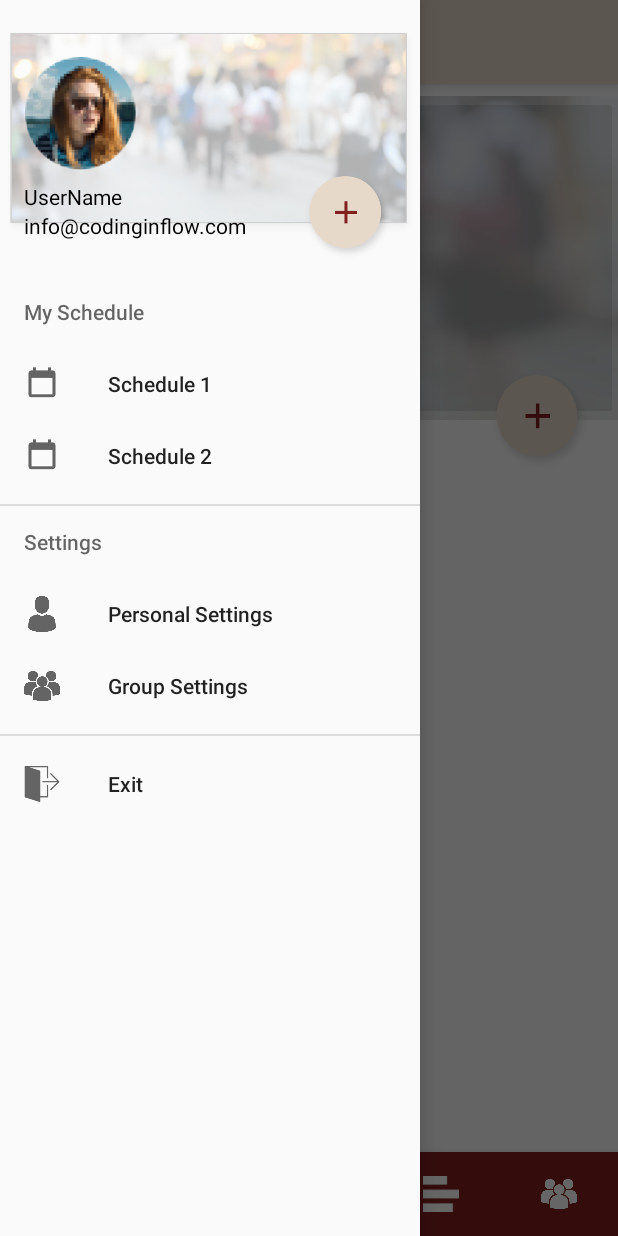
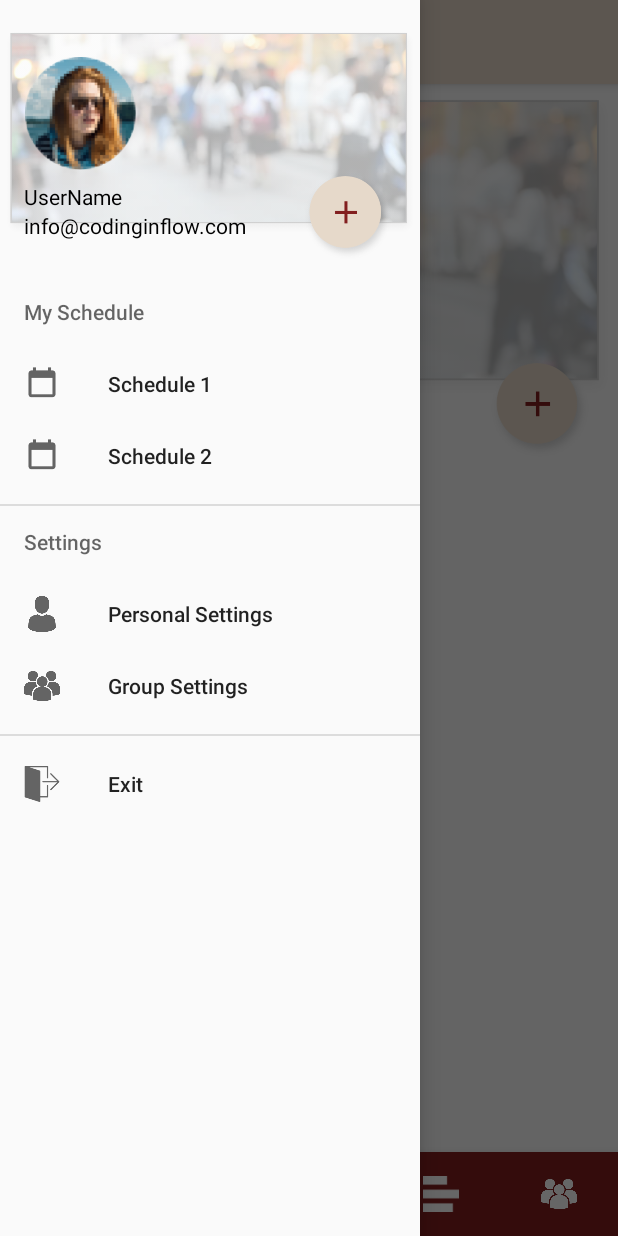
Before and after one commit to jtr860830/LifePrint-AndroidApp, an Android app: the fragment members placed in its activity, with the side drawer open, on a phone screen of 412 x 824 dp. Run offline under Robolectric (Android 15) with nearby library versions, the phone set to English and light mode, and no system bars.

Commit message:
NewEvent Post

```diff
--- a/app/src/main/java/com/example/user/navigation_calendar/members.java
+++ b/app/src/main/java/com/example/user/navigation_calendar/members.java
@@ -36,7 +36,7 @@ public class members extends Fragment implements View.OnClickListener {
     //private static final int RESULT_OK = 1;
     private RecyclerView recyclerView;
     private memberAdapter adapter;
-    private ImageButton g_pic;
+
 
     public members() {
         // Required empty public constructor
@@ -63,8 +63,7 @@ public class members extends Fragment implements View.OnClickListener {
         recyclerView.setAdapter(adapter);
 
         //Change Group Background
-        g_pic=view.findViewById(R.id.btn_gb);
-        g_pic.setOnClickListener(this);
+
 
         return view;
 
@@ -74,8 +73,7 @@ public class members extends Fragment implements View.OnClickListener {
     @Override
     public void onClick(View view) {
         switch (view.getId()){
-            case R.id.btn_gb:
-                break;
+
         }
     }
 
--- a/app/src/main/java/com/example/user/navigation_calendar/month.java
+++ b/app/src/main/java/com/example/user/navigation_calendar/month.java
@@ -11,6 +11,7 @@ import android.view.LayoutInflater;
 import android.view.View;
 import android.view.ViewGroup;
 import android.widget.Button;
+import android.widget.ImageButton;
 import android.widget.TextView;
 
 import java.util.ArrayList;
@@ -24,7 +25,7 @@ public class month extends Fragment implements View.OnClickListener {
 
     private RecyclerView recyclerView;
     private eventAdapter adapter;
-
+    private ImageButton addevent;
     public month() {
         // Required empty public constructor
     }
@@ -35,8 +36,9 @@ public class month extends Fragment implements View.OnClickListener {
                              Bundle savedInstanceState) {
         // Inflate the layout for this fragment
         View view= inflater.inflate(R.layout.fragment_month, container, false);
-        //Button new_event=view.findViewById(R.id.btn_newevent);
-        //new_event.setOnClickListener(this);
+
+        addevent=view.findViewById(R.id.btn_addevent);
+        addevent.setOnClickListener(this);
 
         recyclerView = view.findViewById(R.id.recyclerview);
         final LinearLayoutManager layoutManager = new LinearLayoutManager(getActivity());
@@ -54,11 +56,16 @@ public class month extends Fragment implements View.OnClickListener {
 
         return view;
     }
-
     @Override
     public void onClick(View view) {
+        switch (view.getId()){
+            case R.id.btn_addevent:
+                Intent itaddevent = new Intent(getActivity(),NewEvent.class);
+                startActivity(itaddevent);
+                break;
+        }
+    }
 
-    }
 }
 
 class eventCard {
--- a/app/src/main/java/com/example/user/navigation_calendar/notes.java
+++ b/app/src/main/java/com/example/user/navigation_calendar/notes.java
@@ -51,7 +51,6 @@ public class notes extends Fragment implements View.OnClickListener {
         View view= inflater.inflate(R.layout.fragment_notes, container, false);
         ImageButton add_notes=(ImageButton)view.findViewById(R.id.btn_addNotes);
         add_notes.setOnClickListener(this);
-
 
 
         NsharedPreferences = PreferenceManager.getDefaultSharedPreferences(getActivity());
--- a/app/src/main/res/layout/activity_new_event.xml
+++ b/app/src/main/res/layout/activity_new_event.xml
@@ -267,6 +267,7 @@
         android:gravity="center"
         android:hint="Notes"
         android:inputType="textPersonName"
+        android:textColor="@color/textColor"
         app:layout_constraintEnd_toEndOf="parent"
         app:layout_constraintHorizontal_bias="0.157"
         app:layout_constraintStart_toEndOf="@+id/imageView3"
--- a/app/src/main/res/layout/fragment_members.xml
+++ b/app/src/main/res/layout/fragment_members.xml
@@ -11,11 +11,10 @@
         android:layout_width="match_parent"
         android:layout_height="match_parent">
 
-        <ImageButton
+        <ImageView
             android:id="@+id/btn_gb"
             android:layout_width="wrap_content"
             android:layout_height="216dp"
-            android:layout_marginTop="8dp"
             android:src="@drawable/nav_background"
             app:layout_constraintEnd_toEndOf="parent"
             app:layout_constraintStart_toStartOf="parent"
@@ -53,7 +52,7 @@
             android:layout_height="72dp"
             android:layout_marginEnd="16dp"
             android:layout_marginRight="16dp"
-            android:layout_marginTop="188dp"
+            android:layout_marginTop="180dp"
             android:background="@android:color/transparent"
             android:scaleType="centerInside"
             android:src="@drawable/add"
```
Also changed, not shown: app/src/main/java/com/example/user/navigation_calendar/Http_NewEventPost.java (+7 -2 lines), app/src/main/java/com/example/user/navigation_calendar/NewEvent.java (+8 -3 lines), app/src/main/res/layout/fragment_month.xml (+14 -2 lines), app/src/main/res/drawable/createicon.png (added).
